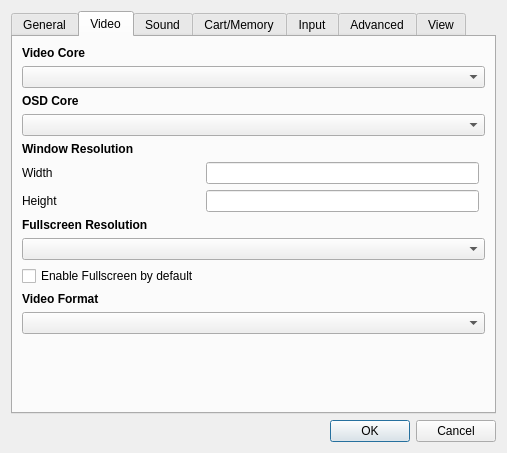
Qt form yabause/src/qt/ui/UISettings.ui (KitoHo/yabause) before a commit.
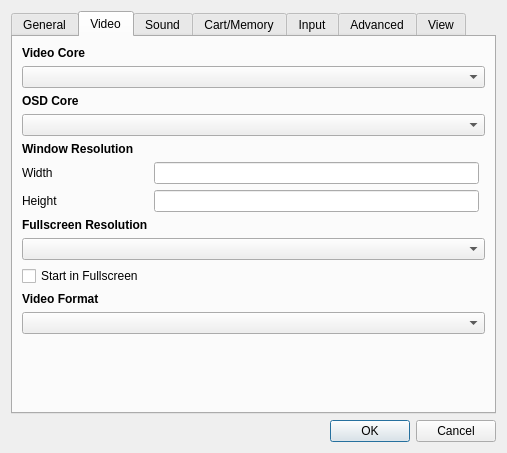
The same form after that commit. The open tabs and pages were chosen to show the change. Custom widgets are drawn as their Qt base class.

Commit message: Fixed several bugs relating to full screen/window, fps limiting, and show fps toggling.

```diff
--- a/yabause/src/qt/ui/UISettings.ui
+++ b/yabause/src/qt/ui/UISettings.ui
@@ -321,7 +321,7 @@
        <item row="10" column="0">
         <widget class="QCheckBox" name="cbFullscreen">
          <property name="text">
-          <string>Enable Fullscreen by default</string>
+          <string>Start in Fullscreen</string>
          </property>
         </widget>
        </item>
```
The commit also changes 1 other file.
